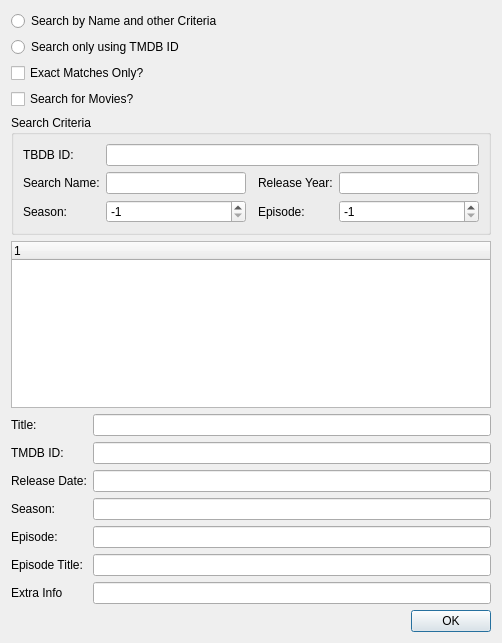
This is MainWindow/SelectTMDB.ui in towel42-com/MediaManager as Qt 5 draws it before an edit. The edited form follows.
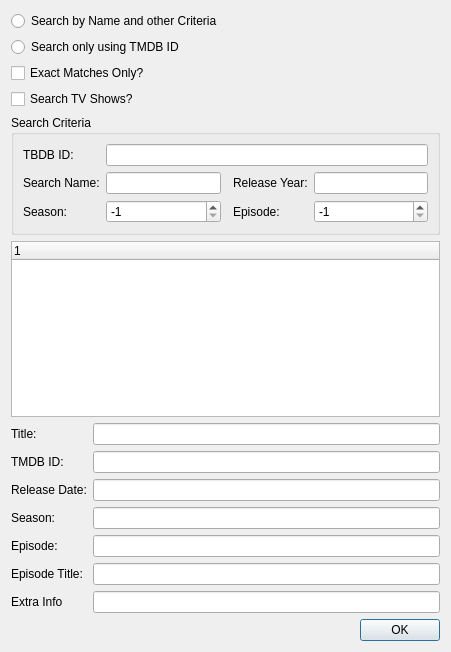
This is the edited form. Custom widgets are drawn as their Qt base class.

Commit message: Move to search for TV vs search for MOvies, attempt to autdetect file type

```diff
--- a/MainWindow/SelectTMDB.ui
+++ b/MainWindow/SelectTMDB.ui
@@ -6,8 +6,8 @@
    <rect>
     <x>0</x>
     <y>0</y>
-    <width>502</width>
-    <height>643</height>
+    <width>451</width>
+    <height>652</height>
    </rect>
   </property>
   <property name="windowTitle">
@@ -168,7 +168,7 @@
    <item row="3" column="0" colspan="2">
     <widget class="QCheckBox" name="searchForMovies">
      <property name="text">
-      <string>Search for Movies?</string>
+      <string>Search TV Shows?</string>
      </property>
     </widget>
    </item>
```
Left out of the diff: 2 changed lines with no effect on the pictures. The commit also changes 13 other files.
